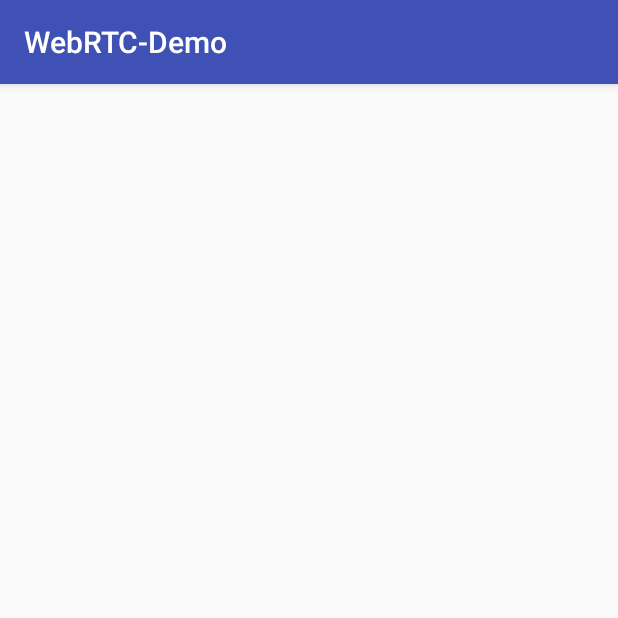
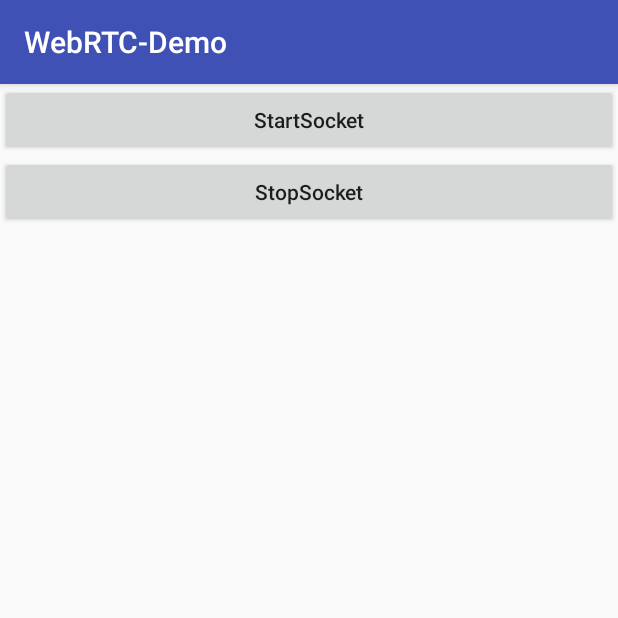
Before and after one commit to JokerHerry/WebRTCDemo, an Android app: the CameraActivity screen opened directly, with no data from a screen before it, on a phone screen of 412 x 824 dp, the top half of it. Run offline under Robolectric (Android 15) with nearby library versions, the phone set to English and light mode, and no system bars; libraries missing offline, so code that uses them is left out: com.github.nkzawa.emitter, com.github.nkzawa.socketio, org.webrtc.

Commit message:
update
update

```diff
--- a/app/build.gradle
+++ b/app/build.gradle
@@ -27,9 +27,12 @@ dependencies {
     implementation fileTree(include: ['*.jar'], dir: 'libs')
     implementation 'com.android.support:appcompat-v7:27.1.1'
     testImplementation 'junit:junit:4.12'
+    androidTestImplementation 'com.android.support.test:runner:1.0.2'
+    androidTestImplementation 'com.android.support.test.espresso:espresso-core:3.0.2'
 
 
     implementation 'com.github.nkzawa:socket.io-client:0.4.2'
-    implementation 'org.webrtc:google-webrtc:1.0.20723'
+    implementation 'org.webrtc:google-webrtc:1.0.20371'
+
 
 }
--- a/app/src/main/java/com/example/mypc/webrtc_demo/Activity/CameraActivity.java
+++ b/app/src/main/java/com/example/mypc/webrtc_demo/Activity/CameraActivity.java
@@ -1,15 +1,83 @@
 package com.example.mypc.webrtc_demo.Activity;
 
+import android.content.Intent;
 import android.support.v7.app.AppCompatActivity;
 import android.os.Bundle;
+import android.util.Log;
+import android.view.View;
 
 import com.example.mypc.webrtc_demo.R;
+import com.example.mypc.webrtc_demo.WebRTCClient;
+import com.example.mypc.webrtc_demo.WebRtcParame;
+import com.github.nkzawa.socketio.client.IO;
+import com.github.nkzawa.socketio.client.Socket;
 
-public class CameraActivity extends AppCompatActivity {
+import org.json.JSONException;
+import org.json.JSONObject;
+import org.webrtc.ScreenCapturerAndroid;
+
+import java.net.URISyntaxException;
+
+public class CameraActivity extends AppCompatActivity implements MainActivity.SocketOn {
+    private static final String TAG = "CameraActivity";
+    WebRtcParame parame;
+    WebRTCClient client;
+    String mSocketAddress ;
+    Socket socket = null;
+    MessageHandler messageHandler = new MessageHandler(this);
+    ScreenCapturerAndroid capturer;
+    final int INTENT_RECODE = 10010;
+    Intent mMediaProjectionPermissionResultData;
 
     @Override
     protected void onCreate(Bundle savedInstanceState) {
+        mSocketAddress = getResources().getString(R.string.host);
+
         super.onCreate(savedInstanceState);
         setContentView(R.layout.activity_camera);
+
+
+    }
+
+
+
+    @Override
+    public void OnGetID(String socketID) {
+        try {
+            client.initStream();
+            JSONObject jsonObject = new JSONObject();
+            jsonObject.put("name","android_device_Hzq");
+            jsonObject.put("from",socketID);
+            jsonObject.put("type","readyToStream");
+
+            socket.emit("readyToStream",jsonObject);
+
+            Log.e(TAG, "OnGetID: 我这边已经准备完成了" );
+        } catch (JSONException e) {
+            e.printStackTrace();
+        }
+    }
+
+    @Override
+    public void OnMessage(JSONObject data) {
+        try {
+            socket = IO.socket(mSocketAddress);
+            socket.on("id",messageHandler.clientIdListener);
+            socket.on("message",messageHandler.messageListener);
+            socket.connect();
+        } catch (URISyntaxException e) {
+            e.printStackTrace();
+        }
+
+    }
+
+
+    //Onclick
+    public void StartSocket(View view) {
+
+
+    }
+    public void StopSocket(View view) {
+
     }
 }
--- a/app/src/main/res/layout/activity_camera.xml
+++ b/app/src/main/res/layout/activity_camera.xml
@@ -1,9 +1,24 @@
 <?xml version="1.0" encoding="utf-8"?>
-<android.support.constraint.ConstraintLayout xmlns:android="http://schemas.android.com/apk/res/android"
+<LinearLayout xmlns:android="http://schemas.android.com/apk/res/android"
     xmlns:app="http://schemas.android.com/apk/res-auto"
     xmlns:tools="http://schemas.android.com/tools"
     android:layout_width="match_parent"
     android:layout_height="match_parent"
-    tools:context="com.example.mypc.webrtc_demo.Activity.CameraActivity">
+    tools:context="com.example.mypc.webrtc_demo.Activity.CameraActivity"
+    android:orientation="vertical">
 
-</android.support.constraint.ConstraintLayout>
+    <Button
+        android:layout_width="match_parent"
+        android:layout_height="wrap_content"
+        android:text="StartSocket"
+        android:onClick="StartSocket"
+        android:textAllCaps="false"/>
+
+    <Button
+        android:layout_width="match_parent"
+        android:layout_height="wrap_content"
+        android:text="StopSocket"
+        android:onClick="StopSocket"
+        android:textAllCaps="false"/>
+
+</LinearLayout>
--- a/app/src/main/res/layout/activity_main.xml
+++ b/app/src/main/res/layout/activity_main.xml
@@ -19,6 +19,6 @@
         android:layout_width="match_parent"
         android:layout_height="wrap_content"
         android:textAllCaps="false"
-        android:text="ScreenCapturerDemo" />
+        android:text="屏幕分享" />
 
 </LinearLayout>
--- a/app/src/main/res/values/strings.xml
+++ b/app/src/main/res/values/strings.xml
@@ -1,3 +1,5 @@
 <resources>
     <string name="app_name">WebRTC-Demo</string>
+
+    <string name="host">http://192.168.2.107:3000</string>
 </resources>
```
Also changed, not shown: app/src/main/java/com/example/mypc/webrtc_demo/Activity/ScreenCapturerActivity.java (+39 -17 lines), app/src/main/java/com/example/mypc/webrtc_demo/WebRTCClient.java (+15 -3 lines), app/src/main/res/layout/activity_screen_capturer.xml (+9 -0 lines), 1 other file.
